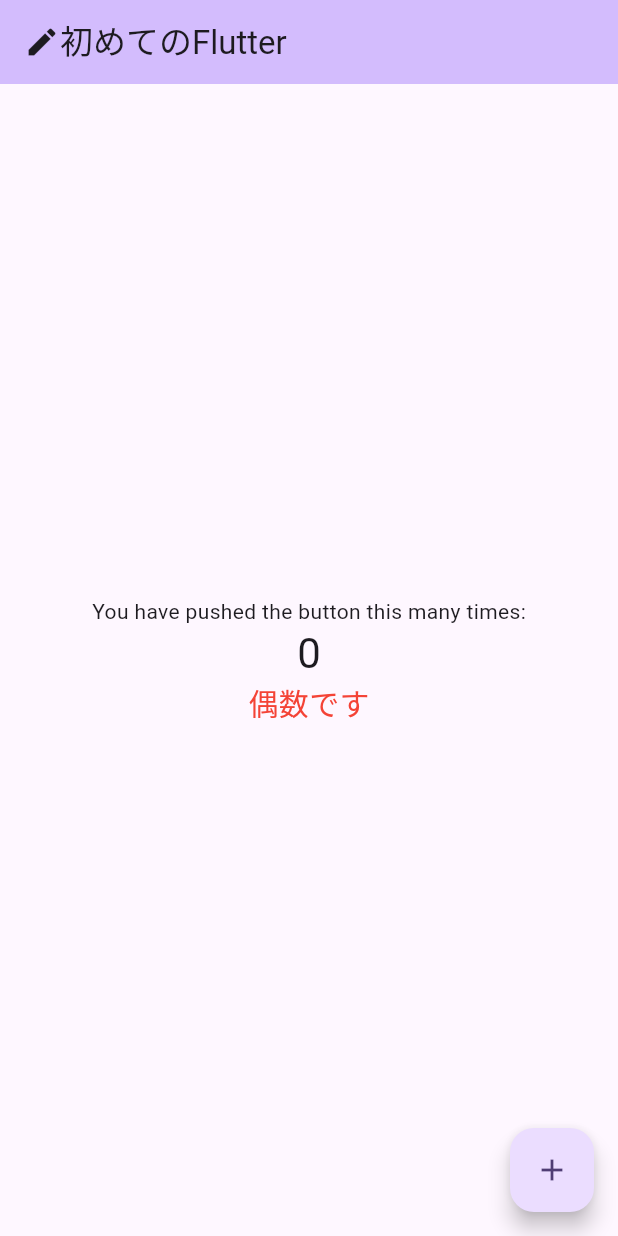
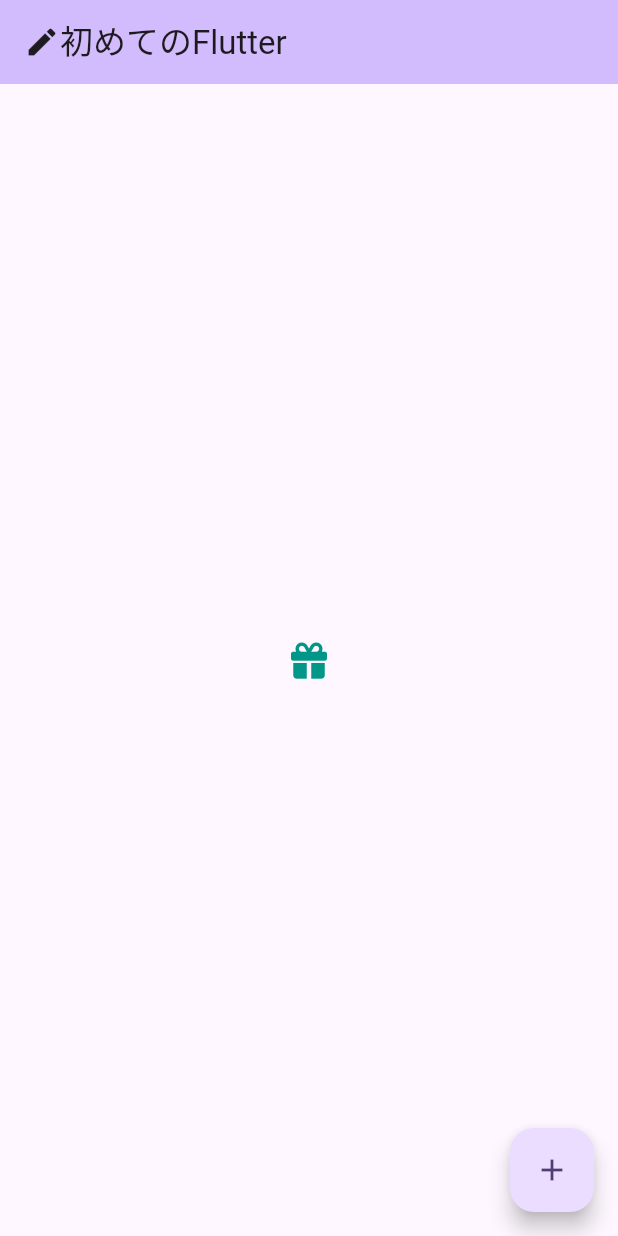
Before and after one commit to powerninja/helloFlutter, a Flutter app: the screen it shows after launch, on a phone screen of 412 x 824 dp. Run offline on Flutter 3.47's test engine with Material 3 defaults, Android fonts, the phone set to English and light mode, and no system bars; our stand-ins replace font_awesome_flutter.

Commit message:
font_awesome追加

```diff
--- a/lib/main.dart
+++ b/lib/main.dart
@@ -1,4 +1,5 @@
 import 'package:flutter/material.dart';
+import 'package:font_awesome_flutter/font_awesome_flutter.dart';
 
 //1. エントリーポイントのmain関数
 void main() {
@@ -62,25 +63,29 @@ class _MyHomePageState extends State<MyHomePage> {
         // title: Text(widget.title),
       ),
       body: Center(
-        child: Column(
-          mainAxisAlignment: MainAxisAlignment.center,
-          children: <Widget>[
-            //画面の中央に表示されるテキスト
-            const Text(
-              'You have pushed the button this many times:',
-            ),
-            // テキストの下に表示されるカウンタ
-            Text(
-              '$_counter',
-              style: Theme.of(context).textTheme.headlineMedium,
-            ),
-            // Text('$_type', style: TextStyle(fontSize: 20, color: Colors.red))
-            if (_counter % 2 == 0)
-              const Text(
-                '偶数です',
-                style: TextStyle(fontSize: 20, color: Colors.red),
-              )
-          ],
+        // child: Column(
+        //   mainAxisAlignment: MainAxisAlignment.center,
+        //   children: <Widget>[
+        //     //画面の中央に表示されるテキスト
+        //     const Text(
+        //       'You have pushed the button this many times:',
+        //     ),
+        //     // テキストの下に表示されるカウンタ
+        //     Text(
+        //       '$_counter',
+        //       style: Theme.of(context).textTheme.headlineMedium,
+        //     ),
+        //     // Text('$_type', style: TextStyle(fontSize: 20, color: Colors.red))
+        //     if (_counter % 2 == 0)
+        //       const Text(
+        //         '偶数です',
+        //         style: TextStyle(fontSize: 20, color: Colors.red),
+        //       )
+        //   ],
+        // ),
+        child: Icon(
+          FontAwesomeIcons.gift,
+          color: Colors.teal,
         ),
       ),
       //画面下部のボタン部分
```
Also changed, not shown: pubspec.yaml (+3 -4 lines), pubspec.lock.
